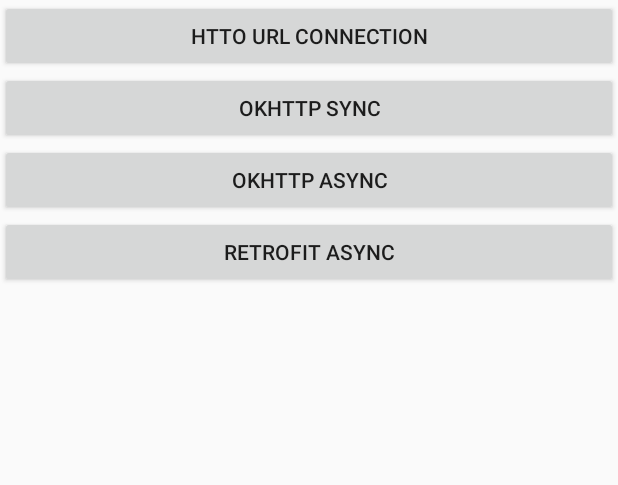
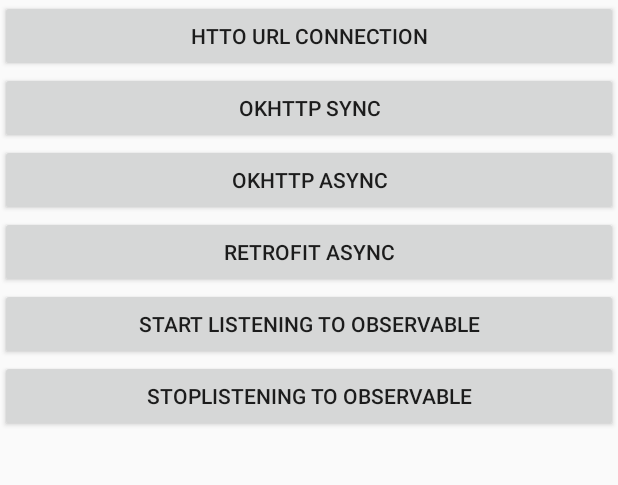
Before and after one commit to DroidSingh89/Training_4_29, an Android app: the NetworkActivity screen opened directly, with no data from a screen before it, in the side drawer, after a tap on "Intents", on a phone screen of 412 x 824 dp, the part 84-569 px from its top. Run offline under Robolectric (Android 15) with nearby library versions, the phone set to English and light mode, and no system bars; our stand-ins replace RxJava.

Commit message:
complete rxjava

```diff
--- a/app/src/main/java/com/example/training_4_29/activity/NetworkActivity.kt
+++ b/app/src/main/java/com/example/training_4_29/activity/NetworkActivity.kt
@@ -1,11 +1,13 @@
 package com.example.training_4_29.activity
 
 import android.os.Bundle
+import android.util.Log
 import com.example.training_4_29.BaseActivity
 import com.example.training_4_29.R
 import com.example.training_4_29.manager.NetworkManager
 import com.example.training_4_29.network.OkHttpHelper
 import com.example.training_4_29.network.RetrofitHelper
+import com.example.training_4_29.rxjava.RxJavaHelper
 import com.example.training_4_29.utils.toast
 import kotlinx.android.synthetic.main.activity_network.*
 
@@ -28,11 +30,32 @@ class NetworkActivity : BaseActivity() {
             }
         }
 
+        val retrofitHelper = RetrofitHelper(applicationContext)
         btnRetrofitAsync.setOnClickListener {
-            RetrofitHelper().getUserList("10") {
+            //using retrofit enqueue method
+            retrofitHelper.getUserList("10") {
                 it.results?.forEach { user -> toast(user.name?.first) }
             }
+
+            //using rxjava retrofit call adapter
+            retrofitHelper.getUserListObs("10") {
+                it.results?.forEach {
+                    Log.d(NetworkActivity::class.java.simpleName, "onCreate: ${it.name?.first}") }
+            }
+
+
         }
+
+
+        val rxJavaHelper = RxJavaHelper(1)
+        btnStartListening.setOnClickListener {
+            rxJavaHelper
+                .listenToObservable { Log.d(NetworkActivity::class.java.simpleName, "onCreate: $it") }
+
+        }
+
+        btnStopListening.setOnClickListener { rxJavaHelper.stopListening() }
+
 
     }
 }
--- a/app/src/main/java/com/example/training_4_29/network/RetrofitHelper.kt
+++ b/app/src/main/java/com/example/training_4_29/network/RetrofitHelper.kt
@@ -1,47 +1,89 @@
 package com.example.training_4_29.network
 
+import android.annotation.SuppressLint
+import android.content.Context
 import android.util.Log
 import com.example.training_4_29.model.entities.RandomUser.RandomUserResponse
+import io.reactivex.Observable
+import io.reactivex.Observer
+import io.reactivex.android.schedulers.AndroidSchedulers
+import io.reactivex.disposables.Disposable
+import io.reactivex.schedulers.Schedulers
+import okhttp3.Cache
+import okhttp3.OkHttpClient
 import retrofit2.Call
 import retrofit2.Callback
 import retrofit2.Response
 import retrofit2.Retrofit
+import retrofit2.adapter.rxjava2.RxJava2CallAdapterFactory
 import retrofit2.converter.gson.GsonConverterFactory
 import retrofit2.http.GET
 import retrofit2.http.Path
+import retrofit2.http.Query
 import retrofit2.http.QueryMap
 
-class RetrofitHelper {
+class RetrofitHelper(val context: Context) {
 
     private val baseUrl = "https://randomuser.me/"
     private val path = "api"
 
     private val queryMap = HashMap<String, String>()
+    private val cacheSize: Long = 10 * 1024 * 1024
+    private val cache = Cache(context.cacheDir, cacheSize)
+    private val okHttpClient = OkHttpClient.Builder()
+        .cache(cache)
+        .addInterceptor { chain ->
+            var request = chain.request()
+            request = request.newBuilder()
+                .header("Cache-Control", "public, max-age=" + 5)
+                .build()
+            chain.proceed(request)
+        }
+        .build()
 
     private fun createClient(): Retrofit {
+
         return Retrofit.Builder()
             .baseUrl(baseUrl)
+            .client(okHttpClient)
             .addConverterFactory(GsonConverterFactory.create())
             .build()
     }
 
-    private fun createService(): RetrofitService{
+    private fun createService(): RetrofitService {
         return createClient().create(RetrofitService::class.java)
     }
 
-    fun getUserList(resultCount: String, callback: (RandomUserResponse)-> Unit){
+
+    private fun createClientWithRxjava(): Retrofit{
+        return Retrofit.Builder()
+            .baseUrl(baseUrl)
+            .addCallAdapterFactory(RxJava2CallAdapterFactory.create())
+            .addConverterFactory(GsonConverterFactory.create())
+            .build()
+    }
+
+    private fun createServiceWithRxjava(): RetrofitService {
+        return createClientWithRxjava().create(RetrofitService::class.java)
+    }
+
+
+    fun getUserList(resultCount: String, callback: (RandomUserResponse) -> Unit) {
 
         queryMap.let {
-            it.put("results", resultCount)
-            it.put("gender", "male")
+            it["results"] = resultCount
+            it["gender"] = "male"
             it.put("nat", "US")
+
         }
-        createService().getUserList(path, queryMap).enqueue(object: Callback<RandomUserResponse>{
+        createService().getUserList(path, queryMap).enqueue(object : Callback<RandomUserResponse> {
             override fun onFailure(call: Call<RandomUserResponse>, t: Throwable) {
                 Log.d(RetrofitHelper::class.java.simpleName, "onFailure: ")
             }
 
             override fun onResponse(call: Call<RandomUserResponse>, response: Response<RandomUserResponse>) {
+                Log.d(RetrofitHelper::class.java.simpleName, "onResponse: ${response.raw().cacheResponse()}")
+                Log.d(RetrofitHelper::class.java.simpleName, "onResponse: ${response.raw().networkResponse()}")
                 callback.invoke(response.body()!!)
             }
 
@@ -49,9 +91,47 @@ class RetrofitHelper {
     }
 
 
-    interface RetrofitService{
+    @SuppressLint("CheckResult")
+    fun getUserListObs(results: String, callback: (RandomUserResponse) -> Unit){
+        val observer = object : Observer<RandomUserResponse>{
+            override fun onComplete() {
+                Log.d(RetrofitHelper::class.java.simpleName, "onComplete: ")
+            }
+
+            override fun onSubscribe(d: Disposable) {
+                Log.d(RetrofitHelper::class.java.simpleName, "onSubscribe: ")
+            }
+
+            override fun onNext(t: RandomUserResponse) {
+                Log.d(RetrofitHelper::class.java.simpleName, "onNext: ${t.results?.get(0)?.name?.first}")
+                callback.invoke(t)
+            }
+
+            override fun onError(e: Throwable) {
+                Log.d(RetrofitHelper::class.java.simpleName, "onError: $e")
+            }
+
+        }
+        val observable = createServiceWithRxjava()
+            .getUserListWithRxJava(results)
+            .subscribeOn(Schedulers.io())
+            .observeOn(AndroidSchedulers.mainThread())
+            .publish()
+            .autoConnect()
+
+        observable.subscribe(observer)
+        observable.subscribe{
+            Log.d(RetrofitHelper::class.java.simpleName, "getUserListObs: ${it.results?.get(0)?.name?.first}")}
+
+    }
+
+
+    interface RetrofitService {
 
         @GET("{custompath}")
         fun getUserList(@Path("custompath") path: String, @QueryMap map: HashMap<String, String>): Call<RandomUserResponse>
+
+        @GET("api")
+        fun getUserListWithRxJava(@Query("results") results: String): Observable<RandomUserResponse>
     }
 }
--- /dev/null
+++ b/app/src/main/java/com/example/training_4_29/rxjava/RxJavaHelper.kt
@@ -0,0 +1,33 @@
+package com.example.training_4_29.rxjava
+
+import android.annotation.SuppressLint
+import io.reactivex.Observable
+import io.reactivex.android.schedulers.AndroidSchedulers
+import io.reactivex.disposables.Disposable
+import io.reactivex.schedulers.Schedulers
+import java.util.concurrent.TimeUnit
+
+class RxJavaHelper(val period: Long) {
+
+    lateinit var intervalObservable: Observable<Long>
+    lateinit var disposable: Disposable
+
+    private fun createIntervalObservable(period: Long): Observable<Long>{
+        intervalObservable = Observable.interval(period, TimeUnit.SECONDS)
+        return intervalObservable
+    }
+
+    @SuppressLint("CheckResult")
+    fun listenToObservable(callback: (Long)-> Unit){
+        disposable = createIntervalObservable(period)
+            .subscribeOn(Schedulers.io())
+            .observeOn(AndroidSchedulers.mainThread())
+            .map { it*it }
+            .filter { it%3==0L }
+            .subscribe { callback.invoke(it) }
+    }
+
+    fun stopListening(){
+        disposable.dispose()
+    }
+}
--- a/app/src/main/res/layout/activity_network.xml
+++ b/app/src/main/res/layout/activity_network.xml
@@ -28,4 +28,14 @@
             android:id="@+id/btnRetrofitAsync"
             android:text="Retrofit Async"
             android:layout_width="match_parent" android:layout_height="wrap_content"/>
+
+    <Button
+            android:text="Start Listening to observable"
+            android:id="@+id/btnStartListening"
+            android:layout_width="match_parent" android:layout_height="wrap_content"/>
+
+    <Button
+            android:text="StopListening to observable"
+            android:id="@+id/btnStopListening"
+            android:layout_width="match_parent" android:layout_height="wrap_content"/>
 </LinearLayout>
```
Also changed, not shown: app/build.gradle (+7 -0 lines), app/src/main/java/com/example/training_4_29/network/OkHttpHelper.kt (+4 -3 lines), app/src/main/java/com/example/training_4_29/utils/Parser.kt (added, +24 -0 lines).
